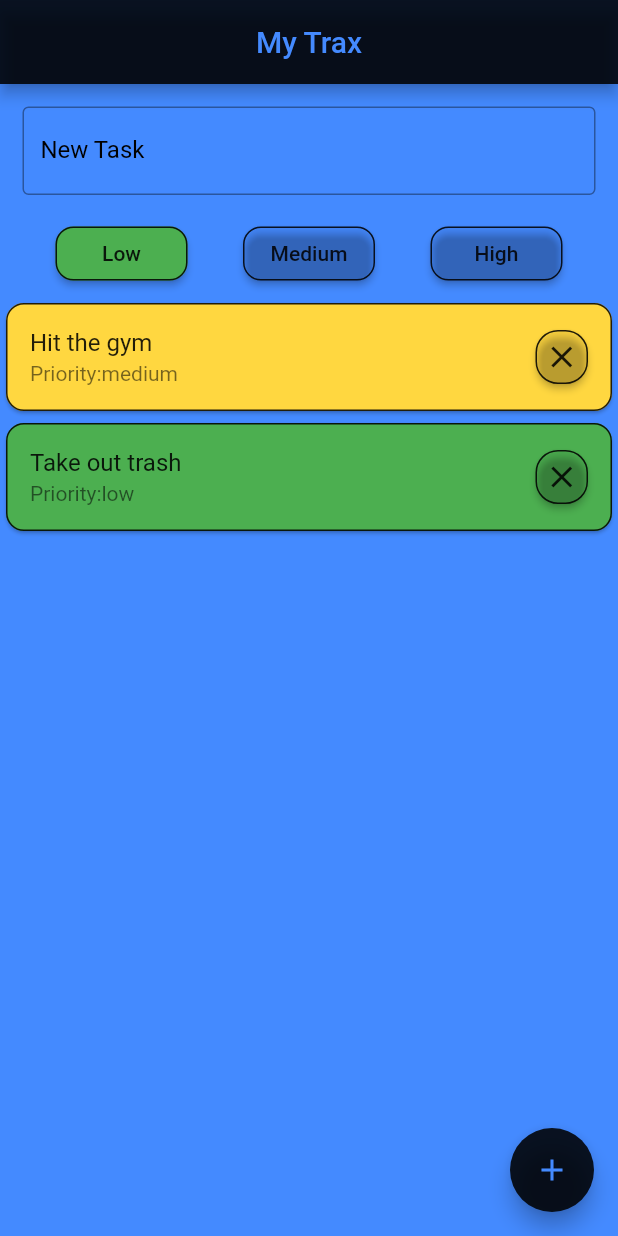
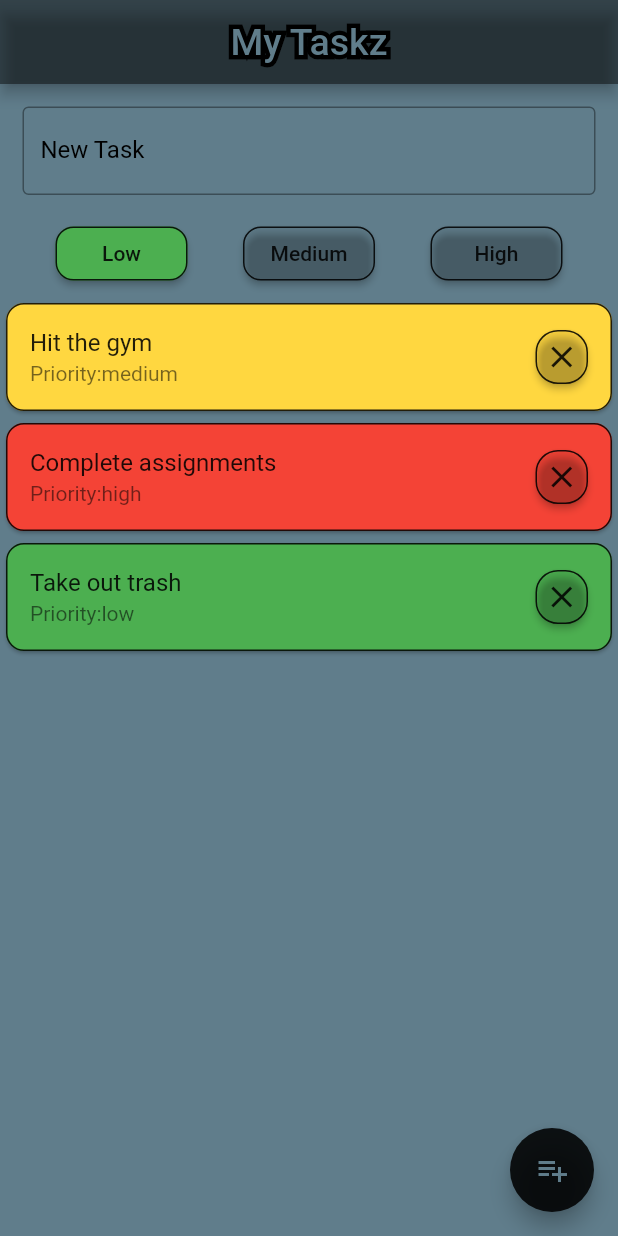
Before and after one commit to UnremittingEncore/my_trax, a Flutter app: the screen it shows after launch, on a phone screen of 412 x 824 dp. Run offline on Flutter 3.47's test engine with Material 2 defaults, Android fonts, the light colour scheme and no system bars.

Commit message:
Almost done

```diff
--- a/lib/main.dart
+++ b/lib/main.dart
@@ -12,22 +12,23 @@ class MyApp extends StatelessWidget {
   Widget build(BuildContext context) {
     return MaterialApp(
       debugShowCheckedModeBanner: false,
-      home: myTrax(),
+      home: myTaskz(),
     );
   }
 }
 
-class myTrax extends StatefulWidget {
+class myTaskz extends StatefulWidget {
   @override
-  _myTraxState createState() => _myTraxState();
+  _myTaskzState createState() => _myTaskzState();
 }
 
-class _myTraxState extends State<myTrax> {
+class _myTaskzState extends State<myTaskz> {
 
   TextEditingController taskController = new TextEditingController();
-
+  // Variables
   List<Todo> myTodos = [
     Todo('Hit the gym', 1),
+    Todo('Complete assignments', 2),
     Todo('Take out trash', 0)
   ];
   Todo newTodo = new Todo('',0);
@@ -35,8 +36,8 @@ class _myTraxState extends State<myTrax> {
   bool isLowBtn = true; //if low button is pressed
   bool isMediumBtn = false; // if medium button is pressed
   bool isHighBtn = false; // if high button is pressed
-  bool noTextError = false;
-
+  bool noTextError = false; // shows error when no text has been entered
+  //
   String Priority(Todo inputTodo) {
     switch(inputTodo.priority){
       case 0:{
@@ -65,26 +66,43 @@ class _myTraxState extends State<myTrax> {
       }
       break;
       default: {
-        return Colors.pink;
+        return Colors.red;
       }
       break;
     }
   }
 
+
   @override
   Widget build(BuildContext context) {
-    return SafeArea(
+    return Center(
         child: Scaffold(
+
           appBar: AppBar(
-            title: Text('My Trax',
-              style: TextStyle(
-                color: Colors.blueAccent,
-            ),
+            title: Stack(
+              children: <Widget>[
+                Text('My Taskz',
+                  style: TextStyle(
+                    fontSize: 25.0,
+                    foreground: Paint()
+                      ..style = PaintingStyle.stroke
+                      ..strokeWidth = 6
+                      ..color = Colors.black,
+                  ),
+                ),
+                Text('My Taskz',
+                  style: TextStyle(
+                    fontSize: 25.0,
+                    color: Colors.blueGrey,
+                  ),
+                ),
+              ],
             ),
             centerTitle: true,
-            backgroundColor: Colors.black87,
+            backgroundColor: Colors.black45,
+
           ),
-          body: Center(
+          body: SafeArea(
             child: Column(
               children: <Widget>[
                 Padding(
@@ -93,15 +111,15 @@ class _myTraxState extends State<myTrax> {
                     controller: taskController,
                     decoration: InputDecoration(
                       hintText: 'Enter new task',
+                      labelText: 'New Task',
+                      labelStyle: TextStyle(
+                        color: Colors.black,
+                      ),
                       border: OutlineInputBorder( // gives basic outline border
                         borderSide: BorderSide(color: Colors.black),
                       ),
                       focusedBorder: OutlineInputBorder( // gives outline border when clicked/focused
                         borderSide: BorderSide(color: Colors.black),
-                      ),
-                      labelText: 'New Task',
-                      labelStyle: TextStyle(
-                        color: Colors.black,
                       ),
                       errorText: noTextError ? 'Please enter new task' : null,
                       errorBorder: OutlineInputBorder(
@@ -153,7 +171,7 @@ class _myTraxState extends State<myTrax> {
                       },
                     ),
                     RaisedButton(
-                      color: isHighBtn ? Colors.pink : Colors.transparent,
+                      color: isHighBtn ? Colors.red : Colors.transparent,
                       textColor: Colors.black87,
                       highlightColor: Colors.pink,
                       shape: RoundedRectangleBorder(
@@ -181,7 +199,7 @@ class _myTraxState extends State<myTrax> {
                       return Card(
                         child: ListTile(
                           onTap: () {
-                            print('Task: ' + myTodos[index].task + ', Priority: ' + Priority(myTodos[index]));
+                            print('Task: ' + myTodos[index].task + ', Priority: ' + Priority(myTodos[index])); //Prints info about current list tile
                           },
                           title: Text(myTodos[index].task),
                           subtitle: Text('Priority:' + Priority(myTodos[index])),
@@ -196,7 +214,7 @@ class _myTraxState extends State<myTrax> {
                                 side: BorderSide(color: Colors.black87),
                               ),
                               child: Icon(
-                                Icons.close,
+                                Icons.clear,
                               ),
                               padding: EdgeInsets.all(2),
                               onPressed: () {
@@ -219,7 +237,7 @@ class _myTraxState extends State<myTrax> {
               ],
             ),
           ),
-          backgroundColor: Colors.blueAccent,
+          backgroundColor: Colors.blueGrey,
           floatingActionButton: FloatingActionButton(
             onPressed: () {
               setState(() {
@@ -244,8 +262,8 @@ class _myTraxState extends State<myTrax> {
               taskController.clear();
             },
             child: Icon(
-              Icons.add,
-              color: Colors.blueAccent,
+              Icons.playlist_add,
+              color: Colors.blueGrey,
             ),
             backgroundColor: Colors.black87,
           ),
--- a/pubspec.yaml
+++ b/pubspec.yaml
@@ -45,7 +45,8 @@ flutter:
   # included with your application, so that you can use the icons in
   # the material Icons class.
   uses-material-design: true
-
+  assets:
+    - assets/Logo.png
   # To add assets to your application, add an assets section, like this:
   # assets:
   #   - images/a_dot_burr.jpeg
```
Also changed, not shown: assets/Logo.png (added).
